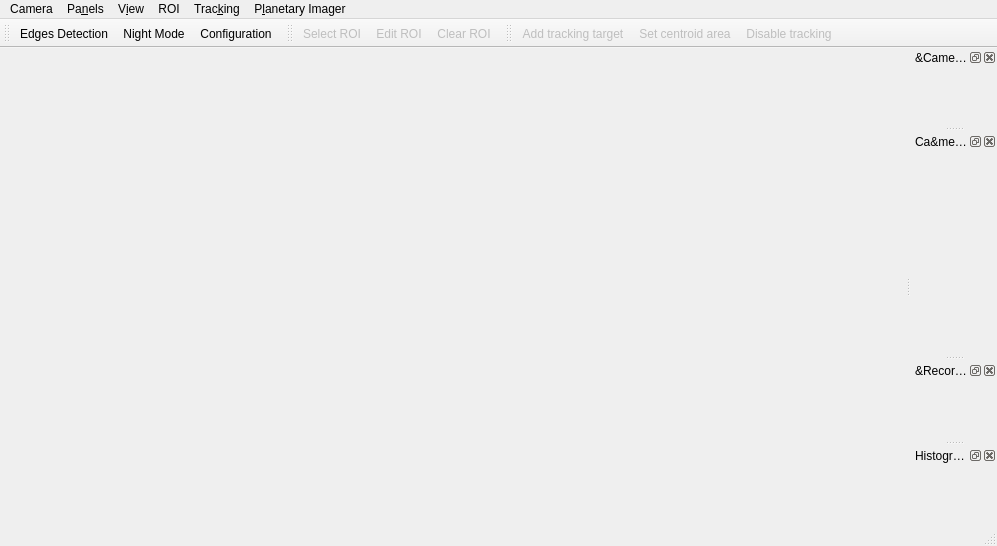
The window that src/planetaryimager_mainwindow.ui (GuLinux/PlanetaryImager) describes before a commit, drawn with Qt 5.
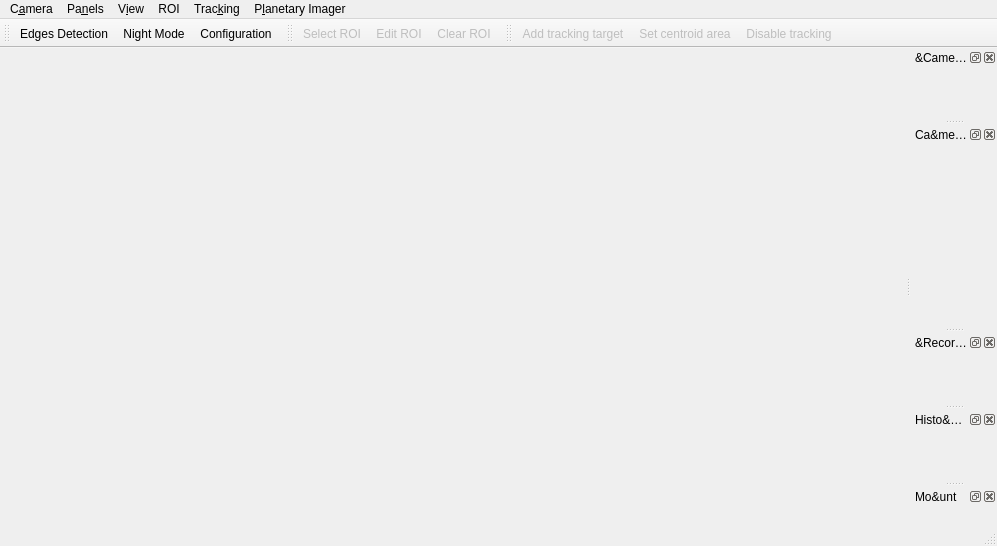
The same window after the commit. Icons and pictures are not drawn.

Commit message: Add mount tab

```diff
--- a/src/planetaryimager_mainwindow.ui
+++ b/src/planetaryimager_mainwindow.ui
@@ -31,7 +31,7 @@
    </property>
    <widget class="QMenu" name="menuDevice">
     <property name="title">
-     <string>Camera</string>
+     <string>C&amp;amera</string>
     </property>
     <widget class="QMenu" name="menu_device_load">
      <property name="title">
@@ -144,7 +144,7 @@
           <x>0</x>
           <y>0</y>
           <width>80</width>
-          <height>162</height>
+          <height>130</height>
          </rect>
         </property>
        </widget>
@@ -200,7 +200,7 @@
     <bool>false</bool>
    </property>
    <property name="windowTitle">
-    <string>Histogram</string>
+    <string>Histo&amp;gram</string>
    </property>
    <attribute name="dockWidgetArea">
     <number>2</number>
@@ -226,6 +226,15 @@
    <addaction name="actionSetCentroidArea"/>
    <addaction name="actionDisableTracking"/>
   </widget>
+  <widget class="QDockWidget" name="mount">
+   <property name="windowTitle">
+    <string>Mo&amp;unt</string>
+   </property>
+   <attribute name="dockWidgetArea">
+    <number>2</number>
+   </attribute>
+   <widget class="QWidget" name="dockWidgetContents_5"/>
+  </widget>
   <action name="action_devices_rescan">
    <property name="icon">
     <iconset resource="resources/resources.qrc">
```
Left out of the diff: 9 changed lines with no effect on the pictures. The commit also changes 3 other files.
